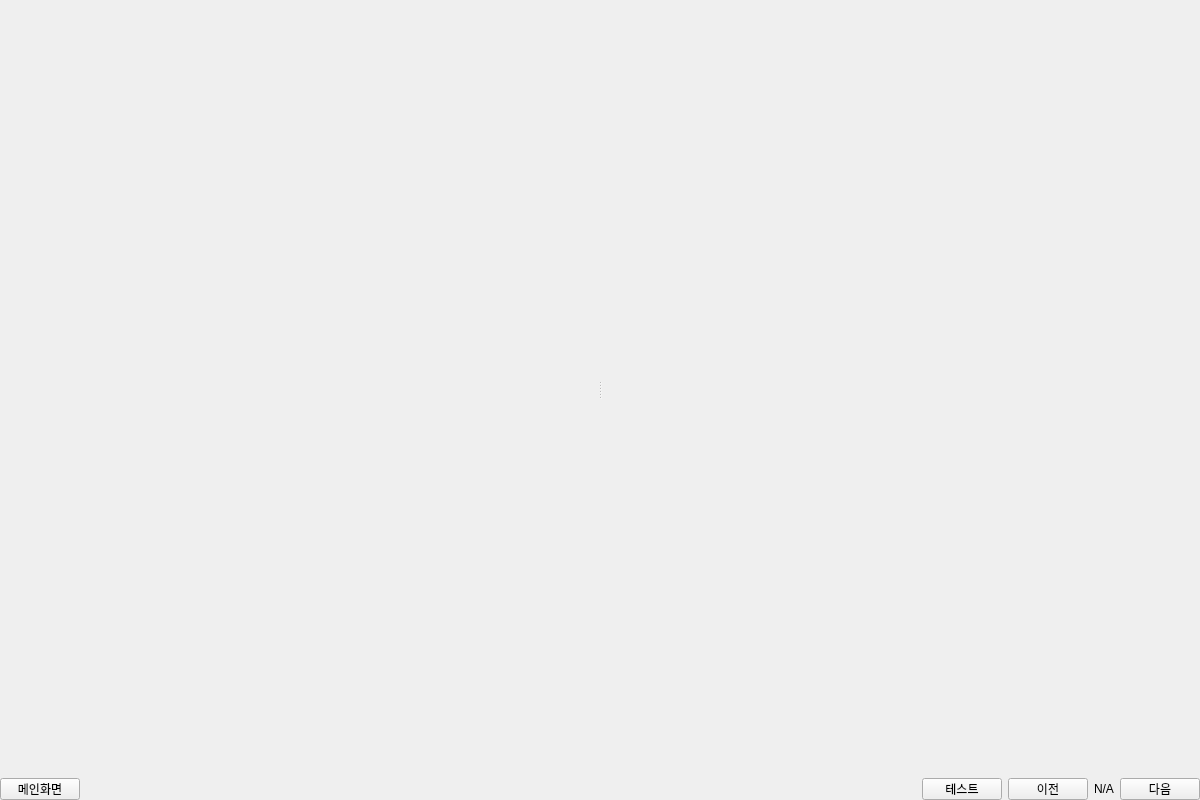
Old version of the form ui/main_window.ui in the repository Glen-Lee-glitch/new_viewer.
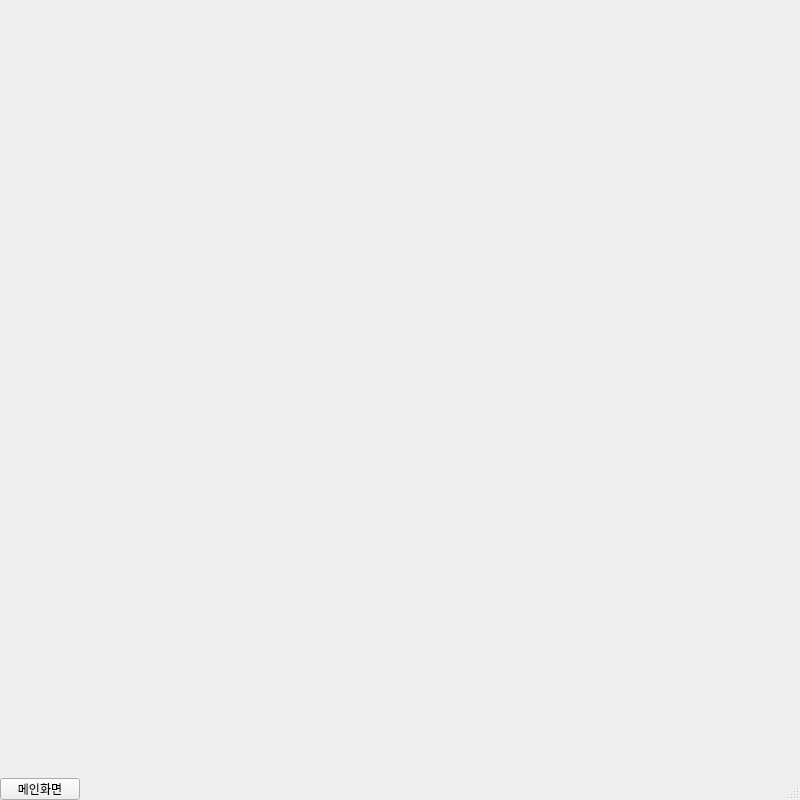
New version of the form.

Commit message:
feat(ui): 메인 윈도우 레이아웃 개선 및 스플리터 제거
- 메인 윈도우의 UI 레이아웃을 개선하고, 스플리터를 제거하여 콘텐츠 영역을 통합함.
- 위젯 간의 여백 및 간격을 0으로 설정하여 깔끔한 디자인을 구현함.
- PDF 로드 및 뷰 위젯을 동일한 컨테이너에 배치하여 사용자 경험을 향상시킴.

Diff of the .ui file:
```diff
--- a/ui/main_window.ui
+++ b/ui/main_window.ui
@@ -6,7 +6,7 @@
    <rect>
     <x>0</x>
     <y>0</y>
-    <width>1200</width>
+    <width>800</width>
     <height>800</height>
    </rect>
   </property>
@@ -15,6 +15,21 @@
   </property>
   <widget class="QWidget" name="ui_central_widget">
    <layout class="QHBoxLayout" name="ui_main_layout">
+    <property name="spacing">
+     <number>0</number>
+    </property>
+    <property name="leftMargin">
+     <number>0</number>
+    </property>
+    <property name="topMargin">
+     <number>0</number>
+    </property>
+    <property name="rightMargin">
+     <number>0</number>
+    </property>
+    <property name="bottomMargin">
+     <number>0</number>
+    </property>
     <item>
      <widget class="QWidget" name="ui_thumbnail_container" native="true">
       <property name="sizePolicy">
@@ -26,32 +41,14 @@
      </widget>
     </item>
     <item>
-     <widget class="QSplitter" name="ui_main_splitter">
-      <property name="orientation">
-       <enum>Qt::Horizontal</enum>
-      </property>
+     <!-- 스플리터 제거, 하나의 컨테이너로 변경 -->
+     <widget class="QWidget" name="ui_content_container" native="true">
       <property name="sizePolicy">
        <sizepolicy hsizetype="Expanding" vsizetype="Preferred">
         <horstretch>4</horstretch>
         <verstretch>0</verstretch>
        </sizepolicy>
       </property>
-      <widget class="QWidget" name="ui_pdf_load_container" native="true">
-       <property name="sizePolicy">
-        <sizepolicy hsizetype="Preferred" vsizetype="Preferred">
-         <horstretch>0</horstretch>
-         <verstretch>0</verstretch>
-        </sizepolicy>
-       </property>
-      </widget>
-      <widget class="QWidget" name="ui_pdf_view_container" native="true">
-       <property name="sizePolicy">
-        <sizepolicy hsizetype="Preferred" vsizetype="Preferred">
-         <horstretch>0</horstretch>
-         <verstretch>0</verstretch>
-        </sizepolicy>
-       </property>
-      </widget>
      </widget>
     </item>
     <item>
```
Left out of the diff: 2 changed lines with no effect on the pictures. The commit also changes 2 other files.
